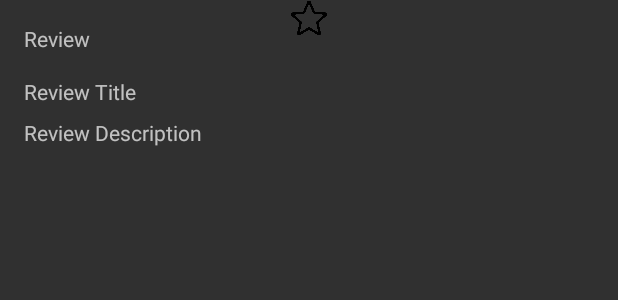
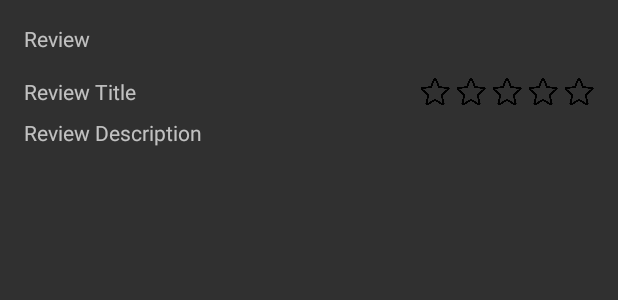
Before and after one commit to skkuse/2020spring_41class_team6, an Android app: the layout activity_review_detail.xml on its own in the app's theme, with its tools: preview values and no code run, on a phone screen of 412 x 824 dp. Shown: the top 300 px of the screen. Run offline under Robolectric (Android 15) with nearby library versions, the phone set to English and light mode, and no system bars.

Commit message:
Add ReviewDetailActivity.

```diff
--- a/SKKU_Fooding/app/src/main/java/team6/skku_fooding/activities/ProductDetailActivity.java
+++ b/SKKU_Fooding/app/src/main/java/team6/skku_fooding/activities/ProductDetailActivity.java
@@ -212,6 +212,11 @@ public class ProductDetailActivity extends AppCompatActivity {
                 iv.setImageBitmap(BitmapFactory.decodeByteArray(ib, 0, ib.length));
                 reviewLinearLayout.addView(iv);
             });
+            oneStarView.setImageResource(R.drawable.star_white);
+            twoStarView.setImageResource(R.drawable.star_white);
+            threeStarView.setImageResource(R.drawable.star_white);
+            fourStarView.setImageResource(R.drawable.star_white);
+            fiveStarView.setImageResource(R.drawable.star_white);
             if (r.rate >= 1) oneStarView.setImageResource(R.drawable.star_yellow);
             if (r.rate >= 2) twoStarView.setImageResource(R.drawable.star_yellow);
             if (r.rate >= 3) threeStarView.setImageResource(R.drawable.star_yellow);
--- a/SKKU_Fooding/app/src/main/res/layout/activity_review.xml
+++ b/SKKU_Fooding/app/src/main/res/layout/activity_review.xml
@@ -210,7 +210,7 @@
         android:paddingRight="10dp"
         android:background="@drawable/border_round"
         android:clickable="true"
-        android:focusable="auto"
+        android:focusable="true"
         app:layout_constraintBottom_toTopOf="@+id/sendButton"
         app:layout_constraintEnd_toEndOf="parent"
         app:layout_constraintHorizontal_bias="0.0"
@@ -219,11 +219,11 @@
 
         <LinearLayout
             android:id="@+id/reviewImageLinearLayout"
-            android:layout_width="match_parent"
+            android:layout_width="wrap_content"
             android:layout_height="match_parent"
             android:gravity="center_vertical"
             android:clickable="true"
-            android:focusable="auto"
+            android:focusable="true"
             android:orientation="horizontal"/>
     </HorizontalScrollView>
 
--- a/SKKU_Fooding/app/src/main/res/layout/activity_review_detail.xml
+++ b/SKKU_Fooding/app/src/main/res/layout/activity_review_detail.xml
@@ -23,50 +23,67 @@
         android:layout_marginStart="16dp"
         android:layout_marginTop="16dp"
         android:layout_marginEnd="16dp"
+        android:layout_marginBottom="8dp"
         android:text="Review Title"
-        app:layout_constraintEnd_toEndOf="parent"
+        app:layout_constraintBottom_toTopOf="@+id/reviewDescView"
+        app:layout_constraintEnd_toStartOf="@+id/oneStarView"
         app:layout_constraintStart_toStartOf="parent"
         app:layout_constraintTop_toBottomOf="@+id/ReviewView" />
 
     <ImageView
         android:id="@+id/oneStarView"
-        android:layout_width="0dp"
-        android:layout_height="24dp"
-        app:srcCompat="@drawable/star_white"
-        tools:layout_editor_absoluteX="16dp"
-        tools:layout_editor_absoluteY="134dp" />
+        android:layout_width="20dp"
+        android:layout_height="0dp"
+        android:layout_marginEnd="4dp"
+        android:layout_marginBottom="8dp"
+        app:layout_constraintBottom_toTopOf="@+id/reviewDescView"
+        app:layout_constraintEnd_toStartOf="@+id/twoStarView"
+        app:layout_constraintTop_toTopOf="@+id/reviewTitleView"
+        app:srcCompat="@drawable/star_white" />
 
     <ImageView
         android:id="@+id/twoStarView"
-        android:layout_width="0dp"
-        android:layout_height="24dp"
-        app:srcCompat="@drawable/star_white"
-        tools:layout_editor_absoluteX="16dp"
-        tools:layout_editor_absoluteY="134dp" />
+        android:layout_width="20dp"
+        android:layout_height="0dp"
+        android:layout_marginEnd="4dp"
+        android:layout_marginBottom="8dp"
+        app:layout_constraintBottom_toTopOf="@+id/reviewDescView"
+        app:layout_constraintEnd_toStartOf="@+id/threeStarView"
+        app:layout_constraintTop_toTopOf="@+id/reviewTitleView"
+        app:srcCompat="@drawable/star_white" />
 
     <ImageView
         android:id="@+id/threeStarView"
-        android:layout_width="0dp"
-        android:layout_height="24dp"
-        app:srcCompat="@drawable/star_white"
-        tools:layout_editor_absoluteX="16dp"
-        tools:layout_editor_absoluteY="134dp" />
+        android:layout_width="20dp"
+        android:layout_height="0dp"
+        android:layout_marginEnd="4dp"
+        android:layout_marginBottom="8dp"
+        app:layout_constraintBottom_toTopOf="@+id/reviewDescView"
+        app:layout_constraintEnd_toStartOf="@+id/fourStarView"
+        app:layout_constraintTop_toTopOf="@+id/reviewTitleView"
+        app:srcCompat="@drawable/star_white" />
 
     <ImageView
         android:id="@+id/fourStarView"
-        android:layout_width="0dp"
-        android:layout_height="24dp"
-        app:srcCompat="@drawable/star_white"
-        tools:layout_editor_absoluteX="16dp"
-        tools:layout_editor_absoluteY="134dp" />
+        android:layout_width="20dp"
+        android:layout_height="0dp"
+        android:layout_marginEnd="4dp"
+        android:layout_marginBottom="8dp"
+        app:layout_constraintBottom_toTopOf="@+id/reviewDescView"
+        app:layout_constraintEnd_toStartOf="@+id/fiveStarView"
+        app:layout_constraintTop_toTopOf="@+id/reviewTitleView"
+        app:srcCompat="@drawable/star_white" />
 
     <ImageView
         android:id="@+id/fiveStarView"
-        android:layout_width="0dp"
-        android:layout_height="24dp"
-        app:srcCompat="@drawable/star_white"
-        tools:layout_editor_absoluteX="16dp"
-        tools:layout_editor_absoluteY="134dp" />
+        android:layout_width="20dp"
+        android:layout_height="0dp"
+        android:layout_marginEnd="16dp"
+        android:layout_marginBottom="8dp"
+        app:layout_constraintBottom_toTopOf="@+id/reviewDescView"
+        app:layout_constraintEnd_toEndOf="parent"
+        app:layout_constraintTop_toTopOf="@+id/reviewTitleView"
+        app:srcCompat="@drawable/star_white" />
 
     <TextView
         android:id="@+id/reviewDescView"
@@ -88,6 +105,8 @@
         android:layout_marginTop="16dp"
         android:layout_marginEnd="16dp"
         android:layout_marginBottom="16dp"
+        android:clickable="true"
+        android:focusable="true"
         app:layout_constraintBottom_toBottomOf="parent"
         app:layout_constraintEnd_toEndOf="parent"
         app:layout_constraintStart_toStartOf="parent"
@@ -97,7 +116,10 @@
             android:id="@+id/reviewImageLinearLayout"
             android:layout_width="wrap_content"
             android:layout_height="match_parent"
-            android:orientation="vertical" />
+            android:gravity="center_vertical"
+            android:clickable="true"
+            android:focusable="true"
+            android:orientation="horizontal" />
     </HorizontalScrollView>
 
 </androidx.constraintlayout.widget.ConstraintLayout>
```
Also changed, not shown: SKKU_Fooding/app/src/main/java/team6/skku_fooding/activities/ReviewDetailActivity.java (+72 -1 lines), SKKU_Fooding/app/src/main/java/team6/skku_fooding/activities/ReviewListActivity.java (+10 -0 lines), 1 other file.
